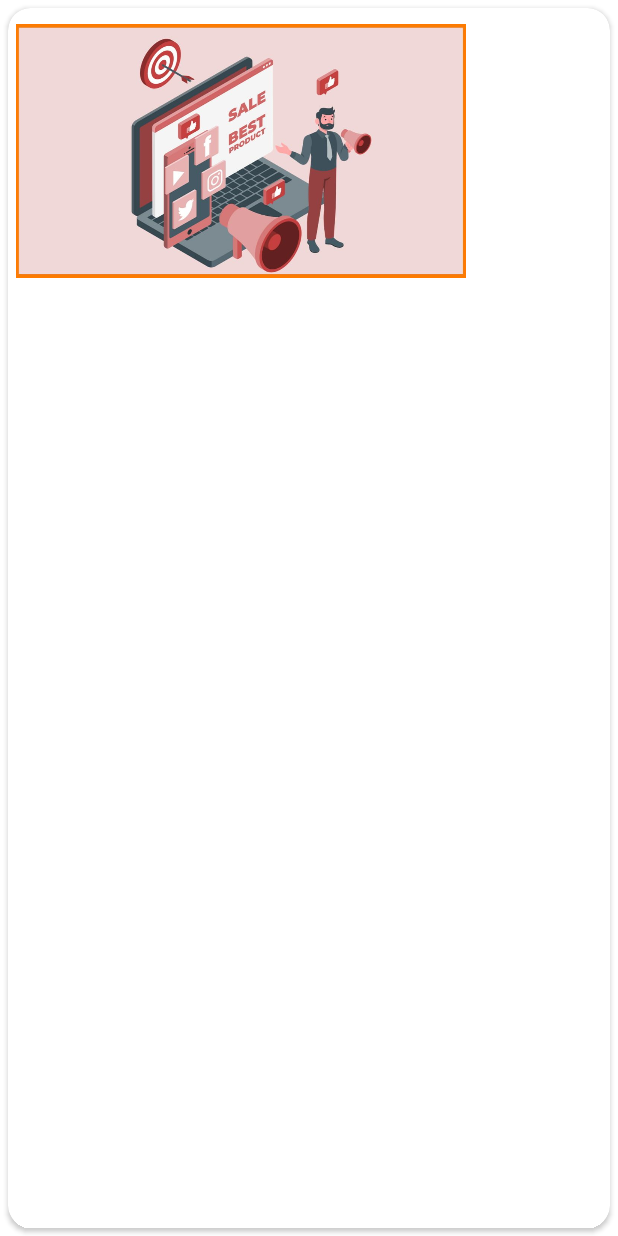
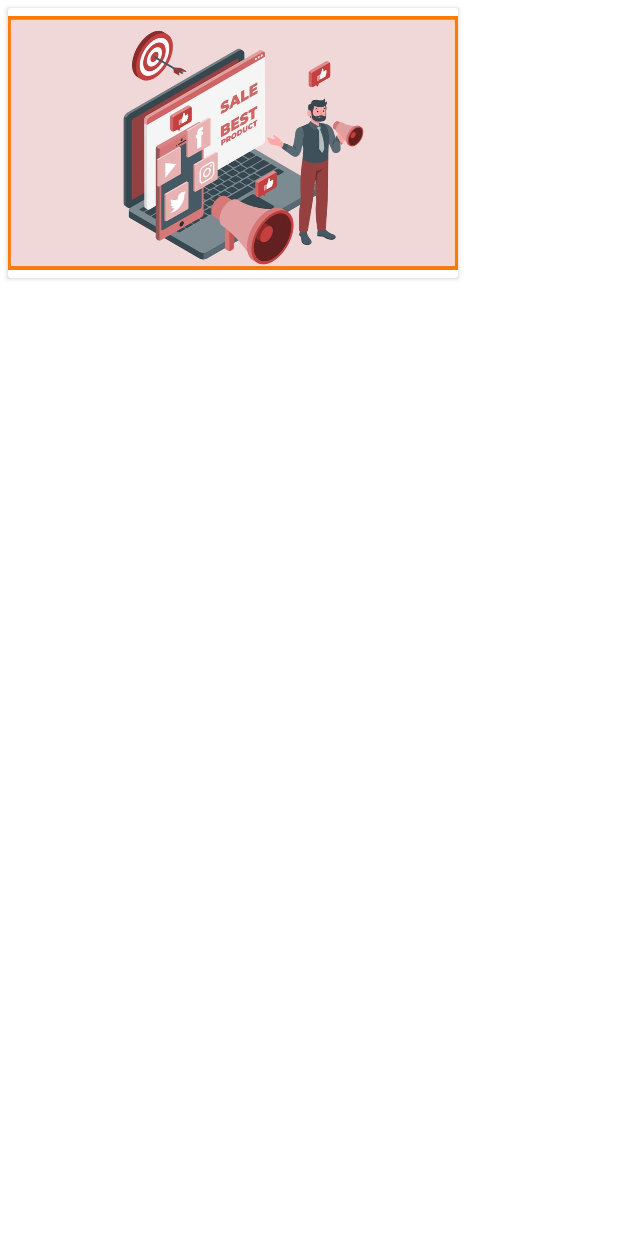
Before and after one commit to SankalpaLokuliyanage/BillTracker, an Android app: the layout company_promos.xml on its own in the app's theme, with its tools: preview values and no code run, on a phone screen of 412 x 824 dp. Run offline under Robolectric (Android 15) with nearby library versions, the phone set to English and light mode, and no system bars.

Commit message:
successfully complete promo / offers images on recyclerview

```diff
--- a/app/src/main/res/layout/company_promos.xml
+++ b/app/src/main/res/layout/company_promos.xml
@@ -1,22 +1,21 @@
 <?xml version="1.0" encoding="utf-8"?>
 <androidx.cardview.widget.CardView xmlns:android="http://schemas.android.com/apk/res/android"
-    android:layout_width="match_parent"
-    android:layout_height="match_parent"
+    android:layout_width="wrap_content"
+    android:layout_height="wrap_content"
     xmlns:app="http://schemas.android.com/apk/res-auto"
     android:layout_margin="5dp"
-    app:cardCornerRadius="15dp">
+    >
 
     <LinearLayout
-        android:layout_width="match_parent"
+        android:layout_width="wrap_content"
         android:layout_height="wrap_content"
         android:orientation="vertical"
-        android:padding="5dp">
+        >
 
         <ImageView
             android:id="@+id/promos"
             android:layout_width="300dp"
             android:layout_height="180dp"
-            app:riv_corner_radius="14dp"
             android:scaleType="fitCenter"
             android:src="@drawable/testpromo"/>
 
--- a/app/src/main/res/layout/fragment_home.xml
+++ b/app/src/main/res/layout/fragment_home.xml
@@ -29,7 +29,7 @@
                 android:layout_width="match_parent"
                 android:layout_height="wrap_content"
                 android:layout_margin="15dp"
-                android:id="@+id/advertisements"/>
+                android:id="@+id/promorec"/>
 
 
         <androidx.cardview.widget.CardView
```
Also changed, not shown: app/src/main/java/com/example/billtrackermobile/HomeFragment.java (+43 -1 lines).
